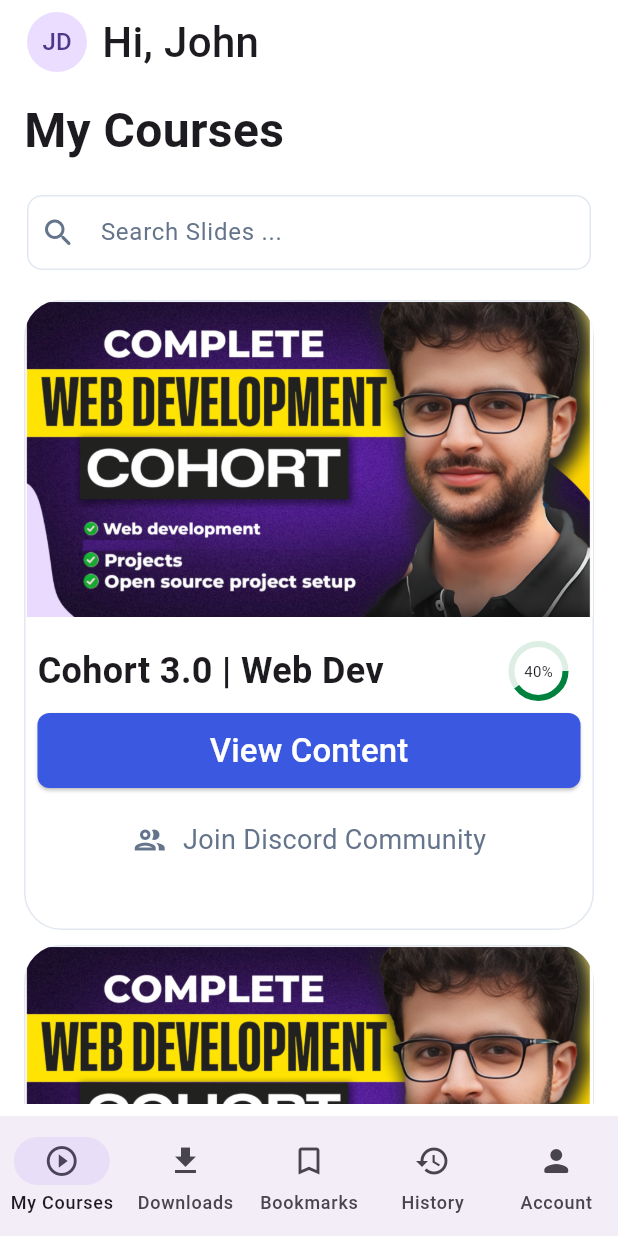
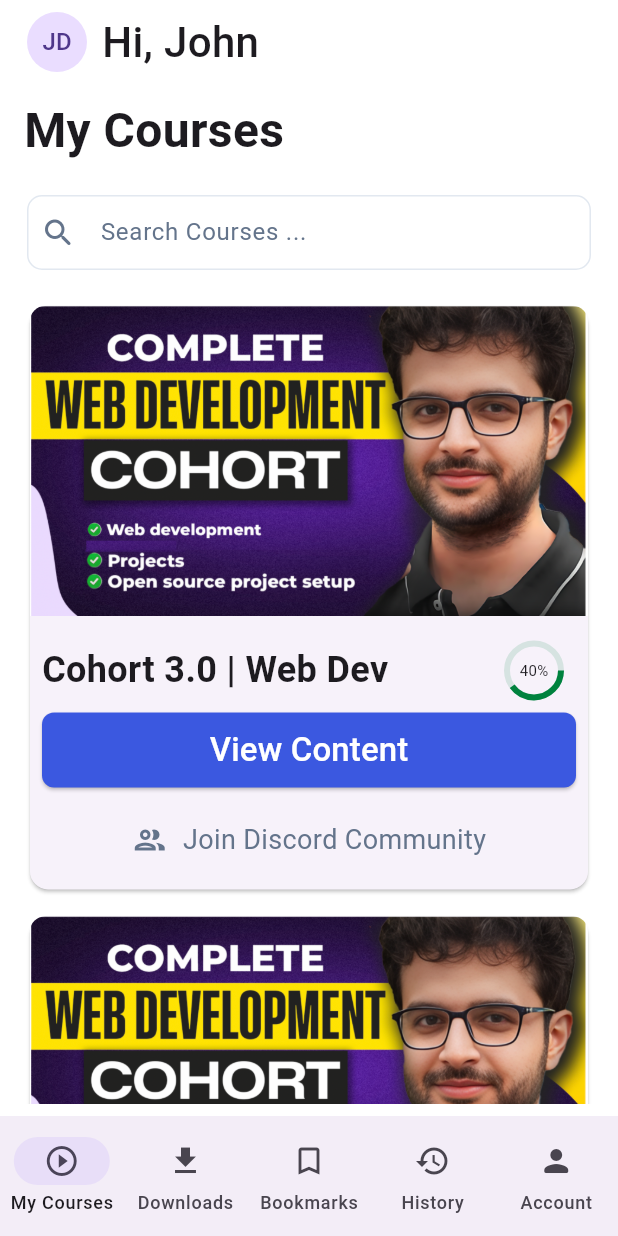
Before and after one commit to code100x/cms-mobile-flutter, a Flutter app: the CourseCard widget shown alone on an empty page, opened directly, after a tap on "View Content", after a tap on "Back", on a phone screen of 412 x 824 dp. Run offline on Flutter 3.47's test engine with Material 3 defaults, Android fonts, the phone set to English and light mode, and no system bars; our stand-ins replace chewie, flutter_riverpod, flutter_svg, go_router, shared_preferences, video_player; accounts and stored records are empty; network calls fail.

Commit message:
fix: landscape overflows for account and courses screens

```diff
--- a/lib/src/app.dart
+++ b/lib/src/app.dart
@@ -20,7 +20,7 @@ class MainApp extends ConsumerWidget {
       darkTheme: ThemeData.dark(
         useMaterial3: true,
       ).copyWith(
-          navigationBarTheme: NavigationBarThemeData(
+          navigationBarTheme: const NavigationBarThemeData(
             backgroundColor: Color(0xFF111729),
           ),
           scaffoldBackgroundColor: const Color(0xFF020817),
--- a/lib/src/common/course_card.dart
+++ b/lib/src/common/course_card.dart
@@ -16,22 +16,19 @@ class _CourseCardState extends State<CourseCard> {
   Widget build(BuildContext context) {
     return Padding(
       padding: const EdgeInsets.only(left: 8.0, right: 8.0),
-      child: SizedBox(
-        width: double.infinity,
-        height: 420,
-        child: Container(
+      child: Card(
+        child: Column(
+          mainAxisSize: MainAxisSize.min,
+          children: [
+            ClipRRect(
               clipBehavior: Clip.antiAlias,
-          decoration: BoxDecoration(
-            border: Border.all(color: const Color(0xFFE2E8F0)),
-            borderRadius: BorderRadius.circular(25),
-          ),
-          child: Column(
-            children: [
-              Image.asset(
+              borderRadius: const BorderRadius.only(
+                  topLeft: Radius.circular(10), topRight: Radius.circular(10)),
+              child: Image.asset(
                 'assets/images/course_image.png',
               ),
-              Expanded(
-                child: Padding(
+            ),
+            Padding(
               padding: const EdgeInsets.all(8.0),
               child: Column(
                 mainAxisSize: MainAxisSize.min,
@@ -109,10 +106,8 @@ class _CourseCardState extends State<CourseCard> {
                   )
                 ],
               ),
-                ),
             )
           ],
-          ),
         ),
       ),
     );
--- a/lib/src/features/courses/presentation/courses_screen.dart
+++ b/lib/src/features/courses/presentation/courses_screen.dart
@@ -67,7 +67,7 @@ class _CoursesScreenState extends State<CoursesScreen> {
                         Icons.search_rounded,
                         color: Color(0xFF64748B),
                       ),
-                      hintText: 'Search Slides ...',
+                      hintText: 'Search Courses ...',
                       hintStyle: TextStyle(color: Color(0xFF64748B)),
                       border: InputBorder.none,
                     ),
@@ -79,13 +79,16 @@ class _CoursesScreenState extends State<CoursesScreen> {
               height: 20,
             ),
             Expanded(
-                child: ListView(children: const [
-              CourseCard(),
-              SizedBox(
-                height: 10,
+              child: ListView(
+                children: const [
+                  CourseCard(),
+                  SizedBox(
+                    height: 10,
+                  ),
+                  CourseCard(),
+                ],
               ),
-              CourseCard(),
-            ]))
+            )
           ],
         ),
       )),
```
Also changed, not shown: lib/src/features/account/presentation/account_screen.dart (+6 -5 lines). Lines whose indentation alone changed are shown as unchanged.
